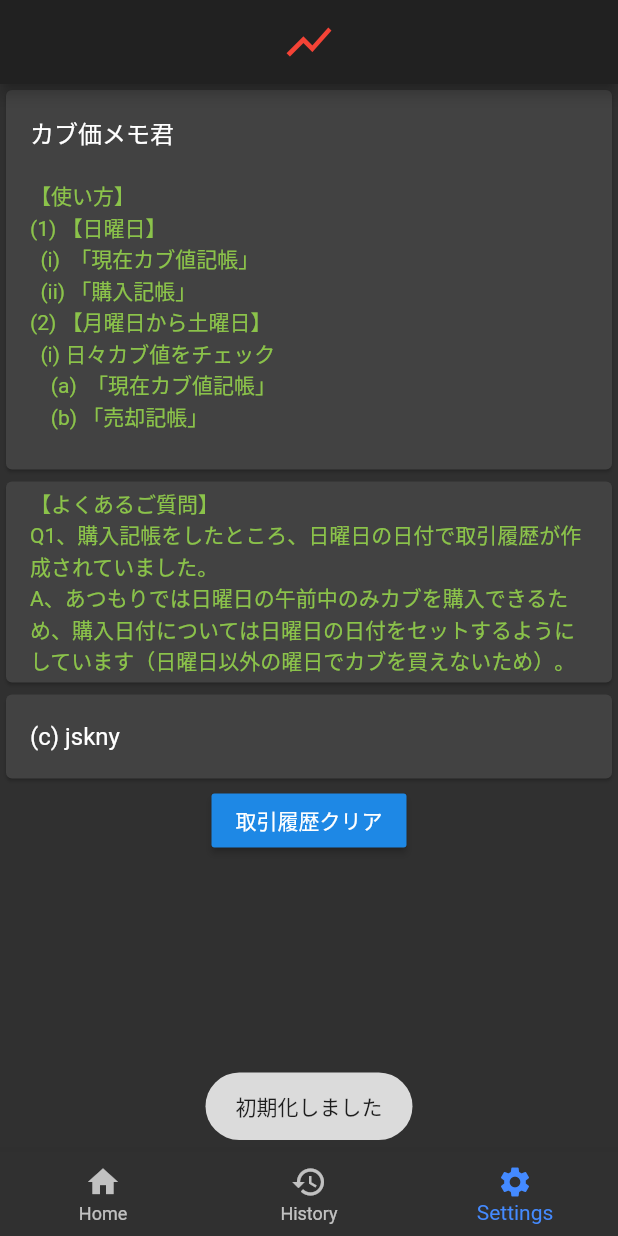
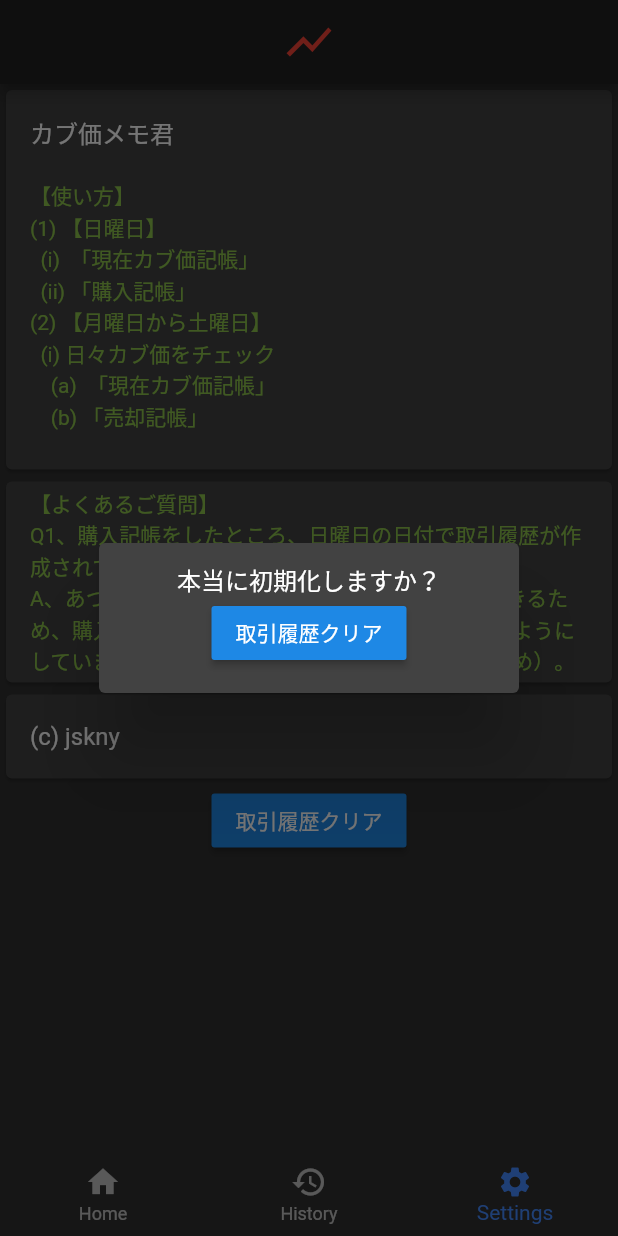
Before and after one commit to jskny/atumori-stock-manager, a Flutter app: the screen it shows after launch, item 3 of the bottom bar chosen, after a tap on "取引履歴クリア", on a phone screen of 412 x 824 dp. Run offline on Flutter 3.47's test engine with Material 2 defaults, Android fonts, the phone set to English and light mode, and no system bars; our stand-ins replace fluttertoast, sqflite; accounts and stored records are empty.

Commit message:
DB初期化の際に確認ダイアログを出すように仕様変更

```diff
--- a/lib/settings.dart
+++ b/lib/settings.dart
@@ -88,11 +88,11 @@ class PageWidgetOfSettingsState extends State<PageWidgetOfSettings> {
 											title: Text(
 												"【使い方】\n"
 												"(1) 【日曜日】\n"
-												"  (i)  「現在カブ値記帳」\n"
+												"  (i)  「現在カブ価記帳」\n"
 												"  (ii) 「購入記帳」\n"
 												"(2) 【月曜日から土曜日】\n"
-												"  (i) 日々カブ値をチェック\n"
-												"    (a)  「現在カブ値記帳」\n"
+												"  (i) 日々カブ価をチェック\n"
+												"    (a)  「現在カブ価記帳」\n"
 												"    (b) 「売却記帳」\n",
 												style: new TextStyle(
 													color: Colors.lightGreen,
@@ -128,11 +128,38 @@ class PageWidgetOfSettingsState extends State<PageWidgetOfSettings> {
 							Center(
 								child: RaisedButton(
 									onPressed: (){
-										setState(() {
-											tradeInfo.clear();
-											delAllDatabase();
-											Fluttertoast.showToast(msg: "初期化しました");
-										});
+										showDialog(
+											context: context,
+											builder: (BuildContext context) {
+												return SimpleDialog(
+													children: <Widget>[
+														Center(
+															child: Text("本当に初期化しますか？",
+																style: TextStyle(
+																	fontSize: 16.0
+																),
+															),
+														),
+
+														Center(
+															child: RaisedButton(
+																onPressed: (){
+																	setState(() {
+																		tradeInfo.clear();
+																		delAllDatabase();
+
+																		Navigator.pop(context, 1);
+																		Fluttertoast.showToast(msg: "初期化しました");
+																	});
+																},
+
+																child: const Text('取引履歴クリア')
+															)
+														),
+													]
+												);
+											}
+										);
 									},
 
 									child: const Text('取引履歴クリア')
```
